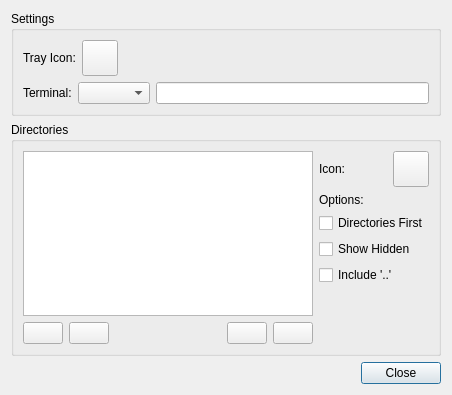
Above: sfbm/data/prefs.ui from kahu/sfbm before the change. Below: the same form after it.
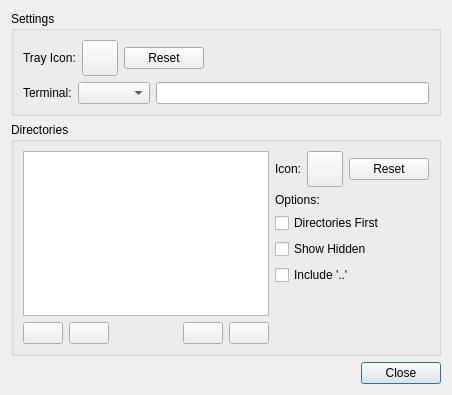
That is the form after the change. Icons and pictures are not drawn.

Commit message: Ugly reset buttons for icons.

Patch:
```diff
--- a/sfbm/data/prefs.ui
+++ b/sfbm/data/prefs.ui
@@ -52,6 +52,28 @@
               </property>
              </widget>
             </item>
+            <item>
+             <widget class="QPushButton" name="trayIconResetButton">
+              <property name="sizePolicy">
+               <sizepolicy hsizetype="Minimum" vsizetype="Fixed">
+                <horstretch>0</horstretch>
+                <verstretch>0</verstretch>
+               </sizepolicy>
+              </property>
+              <property name="maximumSize">
+               <size>
+                <width>16777215</width>
+                <height>16777215</height>
+               </size>
+              </property>
+              <property name="autoFillBackground">
+               <bool>false</bool>
+              </property>
+              <property name="text">
+               <string>Reset</string>
+              </property>
+             </widget>
+            </item>
             <item>
              <spacer name="horizontalSpacer_4">
               <property name="orientation">
@@ -209,6 +231,13 @@
               </property>
              </widget>
             </item>
+            <item>
+             <widget class="QPushButton" name="iconResetButton">
+              <property name="text">
+               <string>Reset</string>
+              </property>
+             </widget>
+            </item>
            </layout>
           </item>
           <item>
```
The commit also changes 2 other files.
